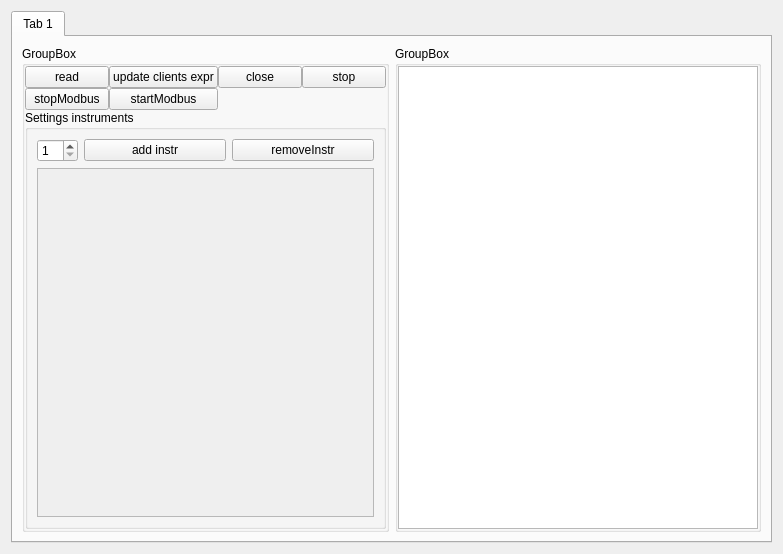
Qt form pg-liga/serverwindow.ui (predbannikov/pg-liga) before a commit.
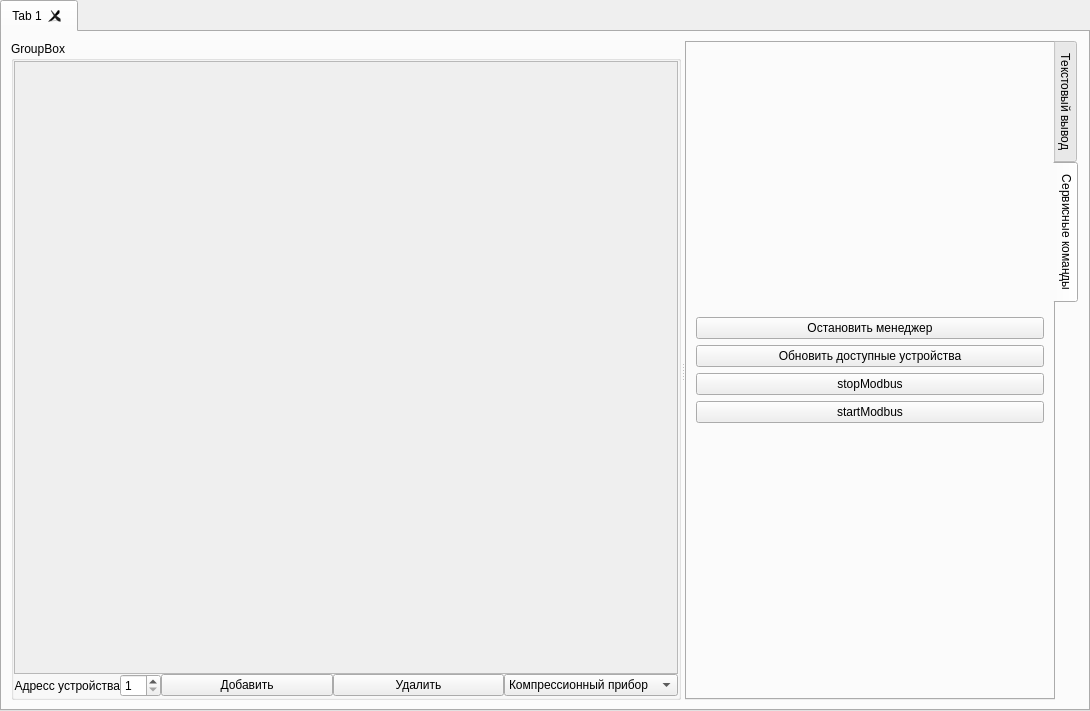
The same form after that commit.

What changed in the file:
```diff
--- a/pg-liga/serverwindow.ui
+++ b/pg-liga/serverwindow.ui
@@ -6,8 +6,8 @@
    <rect>
     <x>0</x>
     <y>0</y>
-    <width>783</width>
-    <height>554</height>
+    <width>1090</width>
+    <height>711</height>
    </rect>
   </property>
   <property name="sizePolicy">
@@ -19,11 +19,23 @@
   <property name="windowTitle">
    <string>Form</string>
   </property>
-  <layout class="QVBoxLayout" name="verticalLayout_2">
-   <property name="sizeConstraint">
-    <enum>QLayout::SetDefaultConstraint</enum>
+  <layout class="QGridLayout" name="gridLayout_3">
+   <property name="leftMargin">
+    <number>0</number>
    </property>
-   <item>
+   <property name="topMargin">
+    <number>0</number>
+   </property>
+   <property name="rightMargin">
+    <number>0</number>
+   </property>
+   <property name="bottomMargin">
+    <number>0</number>
+   </property>
+   <property name="spacing">
+    <number>0</number>
+   </property>
+   <item row="0" column="0">
     <widget class="QTabWidget" name="tabWidget">
      <property name="sizePolicy">
       <sizepolicy hsizetype="MinimumExpanding" vsizetype="MinimumExpanding">
@@ -31,130 +43,53 @@
        <verstretch>0</verstretch>
       </sizepolicy>
      </property>
+     <property name="usesScrollButtons">
+      <bool>true</bool>
+     </property>
+     <property name="tabsClosable">
+      <bool>true</bool>
+     </property>
+     <property name="tabBarAutoHide">
+      <bool>false</bool>
+     </property>
      <widget class="QWidget" name="tab">
       <attribute name="title">
        <string>Tab 1</string>
       </attribute>
-      <layout class="QHBoxLayout" name="horizontalLayout">
-       <item>
-        <widget class="QGroupBox" name="groupBox_2">
-         <property name="sizePolicy">
-          <sizepolicy hsizetype="Preferred" vsizetype="MinimumExpanding">
-           <horstretch>0</horstretch>
-           <verstretch>0</verstretch>
-          </sizepolicy>
-         </property>
-         <property name="title">
-          <string>GroupBox</string>
-         </property>
-         <layout class="QVBoxLayout" name="verticalLayout_4">
-          <property name="spacing">
-           <number>0</number>
-          </property>
-          <property name="leftMargin">
-           <number>0</number>
-          </property>
-          <property name="topMargin">
-           <number>0</number>
-          </property>
-          <property name="rightMargin">
-           <number>0</number>
-          </property>
-          <property name="bottomMargin">
-           <number>0</number>
-          </property>
-          <item>
-           <layout class="QGridLayout" name="gridLayout">
-            <item row="0" column="3">
-             <widget class="QPushButton" name="pushButton">
-              <property name="text">
-               <string>stop</string>
-              </property>
-             </widget>
-            </item>
-            <item row="0" column="1">
-             <widget class="QPushButton" name="updateClientExperiments">
-              <property name="text">
-               <string>update clients expr</string>
-              </property>
-             </widget>
-            </item>
-            <item row="0" column="0">
-             <widget class="QPushButton" name="readBtn">
-              <property name="text">
-               <string>read</string>
-              </property>
-             </widget>
-            </item>
-            <item row="0" column="2">
-             <widget class="QPushButton" name="btnCloseServerWindow">
-              <property name="text">
-               <string>close</string>
-              </property>
-             </widget>
-            </item>
+      <layout class="QGridLayout" name="gridLayout_2">
             <item row="1" column="0">
-             <widget class="QPushButton" name="pushButton_2">
-              <property name="text">
-               <string>stopModbus</string>
-              </property>
-             </widget>
-            </item>
-            <item row="1" column="1">
-             <widget class="QPushButton" name="btnStartModbus">
-              <property name="text">
-               <string>startModbus</string>
-              </property>
-             </widget>
-            </item>
-           </layout>
-          </item>
-          <item>
-           <widget class="QGroupBox" name="groupBox_3">
+        <widget class="QSplitter" name="splitter">
+         <property name="orientation">
+          <enum>Qt::Horizontal</enum>
+         </property>
+         <widget class="QGroupBox" name="groupBox_2">
             <property name="sizePolicy">
-             <sizepolicy hsizetype="Preferred" vsizetype="MinimumExpanding">
+           <sizepolicy hsizetype="Expanding" vsizetype="Expanding">
               <horstretch>0</horstretch>
               <verstretch>0</verstretch>
              </sizepolicy>
             </property>
             <property name="title">
-             <string>Settings instruments</string>
-            </property>
-            <layout class="QVBoxLayout" name="verticalLayout_5">
-             <item>
-              <layout class="QHBoxLayout" name="horizontalLayout_2">
-               <item>
-                <widget class="QSpinBox" name="spinNumInstr">
-                 <property name="sizePolicy">
-                  <sizepolicy hsizetype="Maximum" vsizetype="Fixed">
-                   <horstretch>0</horstretch>
-                   <verstretch>0</verstretch>
-                  </sizepolicy>
-                 </property>
-                 <property name="minimum">
-                  <number>1</number>
-                 </property>
-                 <property name="maximum">
-                  <number>32</number>
-                 </property>
-                </widget>
-               </item>
-               <item>
-                <widget class="QPushButton" name="btnAddInstr">
-                 <property name="text">
-                  <string>add instr</string>
-                 </property>
-                </widget>
-               </item>
-               <item>
-                <widget class="QPushButton" name="btnRemoveInstr">
-                 <property name="text">
-                  <string>removeInstr</string>
-                 </property>
-                </widget>
-               </item>
-              </layout>
-             </item>
+           <string>GroupBox</string>
+          </property>
+          <layout class="QVBoxLayout" name="verticalLayout_3">
+           <property name="spacing">
+            <number>0</number>
+           </property>
+           <property name="leftMargin">
+            <number>0</number>
+           </property>
+           <property name="topMargin">
+            <number>0</number>
+           </property>
+           <property name="rightMargin">
+            <number>0</number>
+           </property>
+           <property name="bottomMargin">
+            <number>0</number>
+           </property>
+           <item>
+            <layout class="QVBoxLayout" name="verticalLayout_2">
              <item>
               <widget class="QScrollArea" name="scrollArea">
                <property name="widgetResizable">
@@ -165,8 +100,8 @@
                  <rect>
                   <x>0</x>
                   <y>0</y>
-                  <width>395</width>
-                  <height>299</height>
+                  <width>477</width>
+                  <height>584</height>
                  </rect>
                 </property>
                 <layout class="QVBoxLayout" name="verticalLayout_6">
@@ -177,24 +112,105 @@
                </widget>
               </widget>
              </item>
-            </layout>
-           </widget>
-          </item>
-         </layout>
+             <item>
+              <layout class="QHBoxLayout" name="horizontalLayout_2">
+               <item>
+                <widget class="QLabel" name="label">
+                 <property name="sizePolicy">
+                  <sizepolicy hsizetype="Maximum" vsizetype="Preferred">
+                   <horstretch>0</horstretch>
+                   <verstretch>0</verstretch>
+                  </sizepolicy>
+                 </property>
+                 <property name="text">
+                  <string>Адресс устройства</string>
+                 </property>
+                 <property name="alignment">
+                  <set>Qt::AlignRight|Qt::AlignTrailing|Qt::AlignVCenter</set>
+                 </property>
+                </widget>
+               </item>
+               <item>
+                <widget class="QSpinBox" name="spinNumInstr">
+                 <property name="sizePolicy">
+                  <sizepolicy hsizetype="Maximum" vsizetype="Fixed">
+                   <horstretch>0</horstretch>
+                   <verstretch>0</verstretch>
+                  </sizepolicy>
+                 </property>
+                 <property name="minimum">
+                  <number>1</number>
+                 </property>
+                 <property name="maximum">
+                  <number>32</number>
+                 </property>
         </widget>
        </item>
        <item>
-        <widget class="QGroupBox" name="groupBox">
+                <widget class="QPushButton" name="btnAddInstr">
+                 <property name="text">
+                  <string>Добавить</string>
+                 </property>
+                </widget>
+               </item>
+               <item>
+                <widget class="QPushButton" name="btnRemoveInstr">
+                 <property name="text">
+                  <string>Удалить</string>
+                 </property>
+                </widget>
+               </item>
+               <item>
+                <widget class="QComboBox" name="comboBox">
+                 <item>
+                  <property name="text">
+                   <string>Компрессионный прибор</string>
+                  </property>
+                 </item>
+                </widget>
+               </item>
+              </layout>
+             </item>
+            </layout>
+           </item>
+          </layout>
+         </widget>
+         <widget class="QWidget" name="verticalLayoutWidget">
+          <layout class="QVBoxLayout" name="verticalLayout_4">
+           <property name="spacing">
+            <number>0</number>
+           </property>
+           <property name="sizeConstraint">
+            <enum>QLayout::SetMinimumSize</enum>
+           </property>
+           <item>
+            <widget class="QTabWidget" name="tabExt">
          <property name="sizePolicy">
-          <sizepolicy hsizetype="Preferred" vsizetype="MinimumExpanding">
+              <sizepolicy hsizetype="MinimumExpanding" vsizetype="MinimumExpanding">
            <horstretch>0</horstretch>
            <verstretch>0</verstretch>
           </sizepolicy>
          </property>
-         <property name="title">
-          <string>GroupBox</string>
-         </property>
-         <layout class="QVBoxLayout" name="verticalLayout_3">
+             <property name="layoutDirection">
+              <enum>Qt::LeftToRight</enum>
+             </property>
+             <property name="tabPosition">
+              <enum>QTabWidget::East</enum>
+             </property>
+             <property name="tabShape">
+              <enum>QTabWidget::Rounded</enum>
+             </property>
+             <property name="currentIndex">
+              <number>1</number>
+             </property>
+             <property name="elideMode">
+              <enum>Qt::ElideNone</enum>
+             </property>
+             <widget class="QWidget" name="widget">
+              <attribute name="title">
+               <string>Текстовый вывод</string>
+              </attribute>
+              <layout class="QVBoxLayout" name="verticalLayout_7">
           <property name="spacing">
            <number>0</number>
           </property>
@@ -221,6 +237,50 @@
            </widget>
           </item>
          </layout>
+             </widget>
+             <widget class="QWidget" name="tab_2">
+              <attribute name="title">
+               <string>Сервисные команды</string>
+              </attribute>
+              <layout class="QGridLayout" name="gridLayout">
+               <item row="0" column="0">
+                <layout class="QVBoxLayout" name="verticalLayout_5">
+                 <item>
+                  <widget class="QPushButton" name="pushButton">
+                   <property name="text">
+                    <string>Остановить менеджер</string>
+                   </property>
+                  </widget>
+                 </item>
+                 <item>
+                  <widget class="QPushButton" name="updateClientExperiments">
+                   <property name="text">
+                    <string>Обновить доступные устройства</string>
+                   </property>
+                  </widget>
+                 </item>
+                 <item>
+                  <widget class="QPushButton" name="pushButton_2">
+                   <property name="text">
+                    <string>stopModbus</string>
+                   </property>
+                  </widget>
+                 </item>
+                 <item>
+                  <widget class="QPushButton" name="btnStartModbus">
+                   <property name="text">
+                    <string>startModbus</string>
+                   </property>
+                  </widget>
+                 </item>
+                </layout>
+               </item>
+              </layout>
+             </widget>
+            </widget>
+           </item>
+          </layout>
+         </widget>
         </widget>
        </item>
       </layout>
```
Left out of the diff: 13 changed lines with no effect on the pictures. Lines whose indentation alone changed are shown as unchanged.
